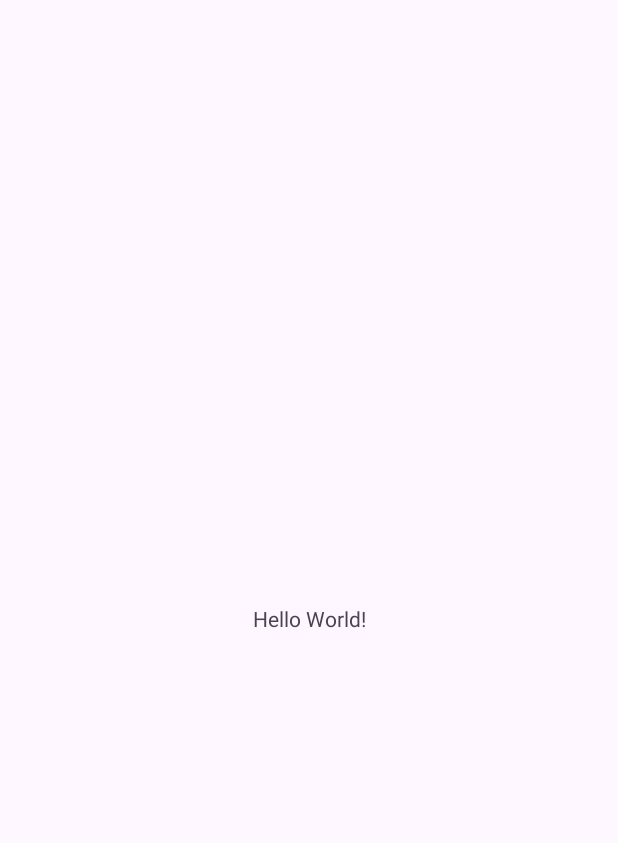
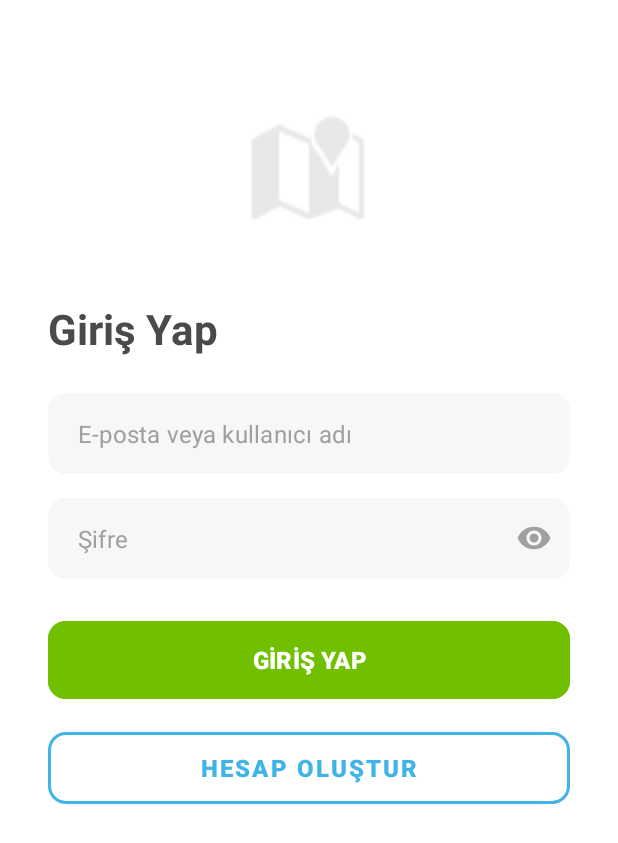
Before and after one commit to Caferix/Smart-Lang, an Android app: the screen it shows after launch (MainActivity), on a phone screen of 412 x 824 dp. Before the commit the part shown is almost empty. Shown: the top 843 px of the screen. Run offline under Robolectric (Android 15) with nearby library versions, the phone set to English and light mode, and no system bars; our stand-ins replace Dagger/Hilt's generated code; 2 statements that could not run were skipped.

Commit message:
giriş ekranı oluşturuldu

```diff
--- /dev/null
+++ b/app/src/main/java/com/scu/smartlang/presentation/ui/auth/SignInFragment.java
@@ -0,0 +1,85 @@
+package com.scu.smartlang.presentation.ui.auth;
+
+import android.os.Bundle;
+import android.view.LayoutInflater;
+import android.view.View;
+import android.view.ViewGroup;
+import android.widget.Toast;
+
+import androidx.annotation.NonNull;
+import androidx.annotation.Nullable;
+import androidx.fragment.app.Fragment;
+import androidx.lifecycle.ViewModelProvider;
+
+import com.scu.smartlang.R;
+import com.scu.smartlang.presentation.viewmodel.UserViewModel;
+import com.google.android.material.button.MaterialButton;
+import com.google.android.material.textfield.TextInputEditText;
+
+import dagger.hilt.android.AndroidEntryPoint;
+
+
+@AndroidEntryPoint
+public class SignInFragment extends Fragment {
+
+    private UserViewModel userViewModel;
+    private TextInputEditText etEmail;
+    private TextInputEditText etPassword;
+    private MaterialButton btnSignIn;
+    private MaterialButton btnGoToSignUp;
+
+    @Override
+    public View onCreateView(@NonNull LayoutInflater inflater, ViewGroup container,
+                             Bundle savedInstanceState) {
+
+        return inflater.inflate(R.layout.fragment_sign_in, container, false);
+    }
+
+    @Override
+    public void onViewCreated(@NonNull View view, @Nullable Bundle savedInstanceState) {
+        super.onViewCreated(view, savedInstanceState);
+
+
+        userViewModel = new ViewModelProvider(this).get(UserViewModel.class);
+
+
+        etEmail = view.findViewById(R.id.et_email);
+        etPassword = view.findViewById(R.id.et_password);
+        btnSignIn = view.findViewById(R.id.btn_sign_in);
+        btnGoToSignUp = view.findViewById(R.id.btn_go_to_sign_up); // Hesap Oluştur butonu
+
+
+        btnSignIn.setOnClickListener(v -> {
+            String email = etEmail.getText().toString();
+            String password = etPassword.getText().toString();
+
+            if (email.isEmpty() || password.isEmpty()) {
+                Toast.makeText(getContext(), "Lütfen tüm alanları doldurun", Toast.LENGTH_SHORT).show();
+            } else {
+
+                userViewModel.loginUser(email, password);
+            }
+        });
+
+
+        btnGoToSignUp.setOnClickListener(v -> {
+            // TODO: SignUpFragment'a geçiş navigasyonu buraya eklenecek.
+            Toast.makeText(getContext(), "Kayıt Ekranına Git", Toast.LENGTH_SHORT).show();
+        });
+
+
+        userViewModel.getAuthResult().observe(getViewLifecycleOwner(), authResult -> {
+            if (authResult instanceof AuthResultState.Loading) {
+                Toast.makeText(getContext(), "Giriş yapılıyor...", Toast.LENGTH_SHORT).show();
+            } else if (authResult instanceof AuthResultState.Success) {
+                AuthResultState.Success success = (AuthResultState.Success) authResult;
+                String userName = success.getUser().getUserName() != null ? success.getUser().getUserName() : "Kullanıcı";
+                Toast.makeText(getContext(), "Hoş geldin, " + userName + "!", Toast.LENGTH_LONG).show();
+                // TODO: Ana ekrana (MainActivity içinden başka bir Activity'ye) yönlendirme
+            } else if (authResult instanceof AuthResultState.Error) {
+                AuthResultState.Error error = (AuthResultState.Error) authResult;
+                Toast.makeText(getContext(), "Hata: " + error.getMessage(), Toast.LENGTH_LONG).show();
+            }
+        });
+    }
+}
--- a/app/src/main/java/com/scu/smartlang/presentation/ui/home/MainActivity.java
+++ b/app/src/main/java/com/scu/smartlang/presentation/ui/home/MainActivity.java
@@ -4,23 +4,39 @@ import android.os.Bundle;
 
 import androidx.activity.EdgeToEdge;
 import androidx.appcompat.app.AppCompatActivity;
-import androidx.core.graphics.Insets;
 import androidx.core.view.ViewCompat;
 import androidx.core.view.WindowInsetsCompat;
 
 import com.scu.smartlang.R;
+import com.scu.smartlang.presentation.ui.auth.SignInFragment;
 
+import dagger.hilt.android.AndroidEntryPoint;
+
+
+@AndroidEntryPoint
 public class MainActivity extends AppCompatActivity {
 
     @Override
     protected void onCreate(Bundle savedInstanceState) {
         super.onCreate(savedInstanceState);
+
         EdgeToEdge.enable(this);
         setContentView(R.layout.activity_main);
-        ViewCompat.setOnApplyWindowInsetsListener(findViewById(R.id.main), (v, insets) -> {
-            Insets systemBars = insets.getInsets(WindowInsetsCompat.Type.systemBars());
-            v.setPadding(systemBars.left, systemBars.top, systemBars.right, systemBars.bottom);
+
+
+        ViewCompat.setOnApplyWindowInsetsListener(findViewById(R.id.fragment_container), (v, insets) -> {
+            WindowInsetsCompat windowInsets = ViewCompat.getRootWindowInsets(v);
+            if (windowInsets != null) {
+                return windowInsets;
+            }
             return insets;
         });
+
+
+        if (savedInstanceState == null) {
+            getSupportFragmentManager().beginTransaction()
+                    .replace(R.id.fragment_container, new SignInFragment())
+                    .commit();
+        }
     }
 }
--- /dev/null
+++ b/app/src/main/res/drawable/bg_input_field.xml
@@ -0,0 +1,11 @@
+<?xml version="1.0" encoding="utf-8"?>
+<shape xmlns:android="http://schemas.android.com/apk/res/android"
+    android:shape="rectangle">
+
+    <!-- Arkaplan rengi -->
+    <solid android:color="@color/input_background_gray" />
+
+    <!-- Kenar yuvarlaklığı -->
+    <corners android:radius="12dp" />
+
+</shape>
--- a/app/src/main/res/layout/activity_main.xml
+++ b/app/src/main/res/layout/activity_main.xml
@@ -1,19 +1,10 @@
 <?xml version="1.0" encoding="utf-8"?>
-<androidx.constraintlayout.widget.ConstraintLayout
+<FrameLayout
     xmlns:android="http://schemas.android.com/apk/res/android"
     xmlns:tools="http://schemas.android.com/tools"
-    xmlns:app="http://schemas.android.com/apk/res-auto"
-    android:id="@+id/main"
+    android:id="@+id/fragment_container"
     android:layout_width="match_parent"
     android:layout_height="match_parent"
     tools:context=".presentation.ui.home.MainActivity">
-    <TextView
-      android:layout_width="wrap_content"
-      android:layout_height="wrap_content"
-      android:text="Hello World!"
-      app:layout_constraintBottom_toBottomOf="parent"
-      app:layout_constraintStart_toStartOf="parent"
-      app:layout_constraintEnd_toEndOf="parent"
-      app:layout_constraintTop_toTopOf="parent" />
 
-  </androidx.constraintlayout.widget.ConstraintLayout>
+</FrameLayout>
--- /dev/null
+++ b/app/src/main/res/layout/fragment_sign_in.xml
@@ -0,0 +1,137 @@
+<?xml version="1.0" encoding="utf-8"?>
+<ScrollView xmlns:android="http://schemas.android.com/apk/res/android"
+    xmlns:app="http://schemas.android.com/apk/res-auto"
+    xmlns:tools="http://schemas.android.com/tools"
+    android:layout_width="match_parent"
+    android:layout_height="match_parent"
+    android:fillViewport="true"
+    android:background="@color/white"
+    tools:context=".presentation.ui.auth.SignInFragment">
+
+    <androidx.constraintlayout.widget.ConstraintLayout
+        android:layout_width="match_parent"
+        android:layout_height="wrap_content"
+        android:padding="32dp">
+
+
+        <ImageView
+            android:id="@+id/iv_logo"
+            android:layout_width="80dp"
+            android:layout_height="80dp"
+            android:layout_marginTop="40dp"
+            android:src="@android:drawable/ic_dialog_map"
+            app:layout_constraintEnd_toEndOf="parent"
+            app:layout_constraintStart_toStartOf="parent"
+            app:layout_constraintTop_toTopOf="parent"
+            app:tint="@color/input_stroke_gray" />
+
+
+        <TextView
+            android:id="@+id/tv_title"
+            android:layout_width="wrap_content"
+            android:layout_height="wrap_content"
+            android:layout_marginTop="48dp"
+            android:text="Giriş Yap"
+            android:textColor="@color/text_title_gray"
+            android:textSize="28sp"
+            android:textStyle="bold"
+            app:layout_constraintStart_toStartOf="parent"
+            app:layout_constraintTop_toBottomOf="@id/iv_logo" />
+
+        <!-- E-posta Girdi Alanı -->
+        <com.google.android.material.textfield.TextInputLayout
+            android:id="@+id/til_email"
+            style="@style/Widget.MaterialComponents.TextInputLayout.OutlinedBox.Dense"
+            android:layout_width="0dp"
+            android:layout_height="wrap_content"
+            android:layout_marginTop="24dp"
+            app:boxStrokeWidth="0dp"
+            app:boxStrokeWidthFocused="0dp"
+            app:hintEnabled="false"
+            app:layout_constraintEnd_toEndOf="parent"
+            app:layout_constraintStart_toStartOf="parent"
+            app:layout_constraintTop_toBottomOf="@id/tv_title">
+
+            <com.google.android.material.textfield.TextInputEditText
+                android:id="@+id/et_email"
+                android:layout_width="match_parent"
+                android:layout_height="wrap_content"
+                android:background="@drawable/bg_input_field"
+                android:hint="E-posta veya kullanıcı adı"
+                android:inputType="textEmailAddress"
+                android:paddingStart="20dp"
+                android:paddingTop="16dp"
+                android:paddingEnd="20dp"
+                android:paddingBottom="16dp"
+                android:textColorHint="@color/text_hint_gray" />
+
+        </com.google.android.material.textfield.TextInputLayout>
+
+        <!-- Şifre Girdi Alanı -->
+        <com.google.android.material.textfield.TextInputLayout
+            android:id="@+id/til_password"
+            style="@style/Widget.MaterialComponents.TextInputLayout.OutlinedBox.Dense"
+            android:layout_width="0dp"
+            android:layout_height="wrap_content"
+            android:layout_marginTop="16dp"
+            app:boxStrokeWidth="0dp"
+            app:boxStrokeWidthFocused="0dp"
+            app:hintEnabled="false"
+            app:passwordToggleEnabled="true"
+            app:passwordToggleTint="@color/text_hint_gray"
+            app:layout_constraintEnd_toEndOf="parent"
+            app:layout_constraintStart_toStartOf="parent"
+            app:layout_constraintTop_toBottomOf="@id/til_email">
+
+            <com.google.android.material.textfield.TextInputEditText
+                android:id="@+id/et_password"
+                android:layout_width="match_parent"
+                android:layout_height="wrap_content"
+                android:background="@drawable/bg_input_field"
+                android:hint="Şifre"
+                android:inputType="textPassword"
+                android:paddingStart="20dp"
+                android:paddingTop="16dp"
+                android:paddingEnd="20dp"
+                android:paddingBottom="16dp"
+                android:textColorHint="@color/text_hint_gray" />
+
+        </com.google.android.material.textfield.TextInputLayout>
+
+        <!-- Giriş Yap Butonu -->
+        <com.google.android.material.button.MaterialButton
+            android:id="@+id/btn_sign_in"
+            android:layout_width="0dp"
+            android:layout_height="60dp"
+            android:layout_marginTop="24dp"
+            android:backgroundTint="@color/button_green"
+            android:text="GİRİŞ YAP"
+            android:textColor="@color/white"
+            android:textSize="16sp"
+            android:textStyle="bold"
+            app:cornerRadius="12dp"
+            app:layout_constraintEnd_toEndOf="parent"
+            app:layout_constraintStart_toStartOf="parent"
+            app:layout_constraintTop_toBottomOf="@id/til_password" />
+
+        <!-- Hesap Oluştur Butonu -->
+        <com.google.android.material.button.MaterialButton
+            android:id="@+id/btn_go_to_sign_up"
+            style="@style/Widget.MaterialComponents.Button.OutlinedButton"
+            android:layout_width="0dp"
+            android:layout_height="60dp"
+            android:layout_marginTop="12dp"
+            android:text="HESAP OLUŞTUR"
+            android:textColor="@color/button_stroke_blue"
+            android:textSize="16sp"
+            android:textStyle="bold"
+            app:cornerRadius="12dp"
+            app:layout_constraintEnd_toEndOf="parent"
+            app:layout_constraintStart_toStartOf="parent"
+            app:layout_constraintTop_toBottomOf="@id/btn_sign_in"
+            app:strokeColor="@color/button_stroke_blue"
+            app:strokeWidth="2dp" />
+
+    </androidx.constraintlayout.widget.ConstraintLayout>
+
+</ScrollView>
--- a/app/src/main/res/values/colors.xml
+++ b/app/src/main/res/values/colors.xml
@@ -1,5 +1,14 @@
 <?xml version="1.0" encoding="utf-8"?>
 <resources>
+    <!-- Mevcut Renkleriniz -->
     <color name="black">#FF000000</color>
     <color name="white">#FFFFFFFF</color>
+
+    <!-- Tasarım İçin Yeni Renkler -->
+    <color name="button_green">#70C000</color> <!-- Canlı Yeşil -->
+    <color name="button_stroke_blue">#40B4E8</color> <!-- Açık Mavi Çizgi -->
+    <color name="text_title_gray">#4A4A4A</color> <!-- Başlık için Koyu Gri -->
+    <color name="text_hint_gray">#A0A0A0</color> <!-- İpucu yazıları için Açık Gri -->
+    <color name="input_background_gray">#F7F7F7</color> <!-- Girdi Alanı Arkaplanı -->
+    <color name="input_stroke_gray">#E8E8E8</color> <!-- Girdi Alanı Çizgisi (varsa) -->
 </resources>
```
Also changed, not shown: app/src/main/java/com/scu/smartlang/presentation/ui/auth/SignUpFragment.java (added, +82 -0 lines), app/src/main/res/layout/fragment_sign_up.xml (added, +135 -0 lines).
